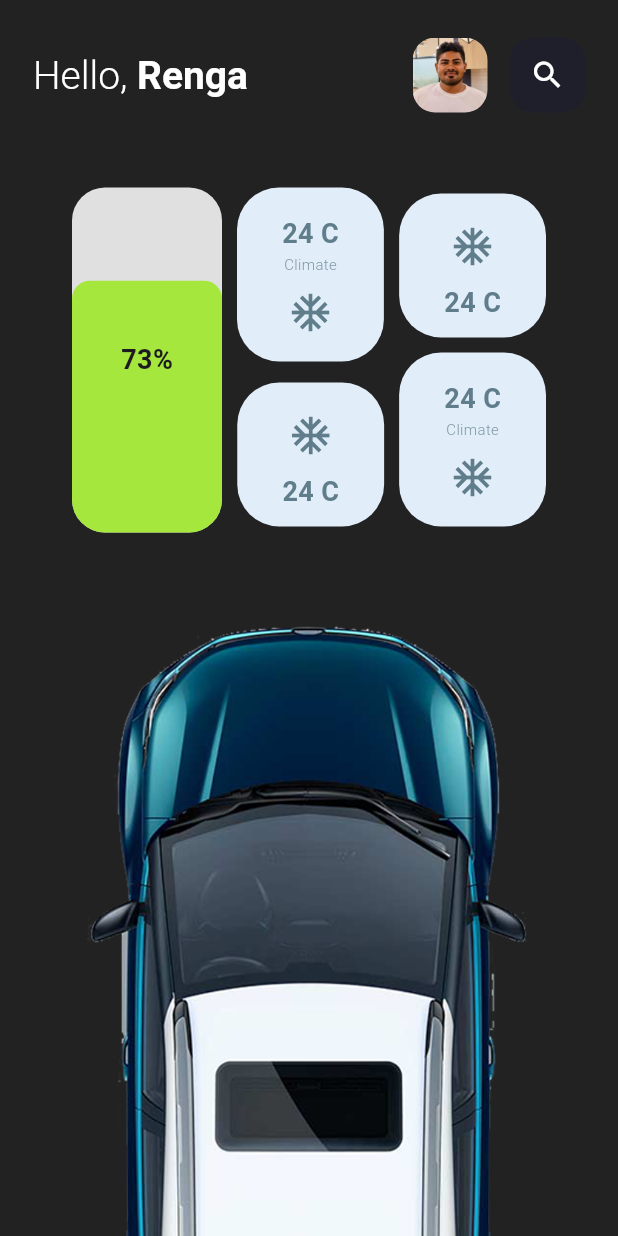
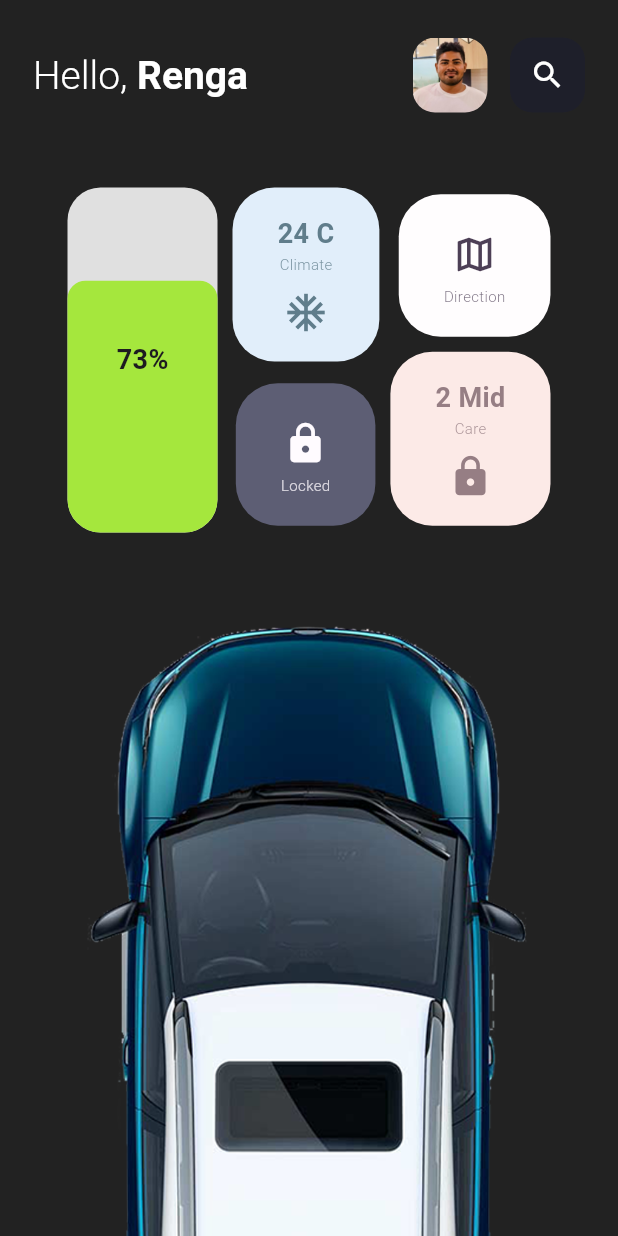
Before and after one commit to rengapraveenx/carUI, a Flutter app: the ControlsScreen screen opened directly, on a phone screen of 412 x 824 dp. Run offline on Flutter 3.47's test engine with Material 3 defaults, Android fonts, the phone set to English and light mode, and no system bars; drawn by our look-alikes of flutter_animate; our stand-ins replace flutter_map, latlong2.

Commit message:
style: control screen UI done 100%

```diff
--- a/lib/screens/controls.dart
+++ b/lib/screens/controls.dart
@@ -21,7 +21,7 @@ class ControlsScreen extends StatelessWidget {
 
             // Control buttons
             Padding(
-              padding: const EdgeInsets.symmetric(horizontal: 48, vertical: 20),
+              padding: const EdgeInsets.symmetric(horizontal: 45, vertical: 20),
               child: Stack(
                 alignment: Alignment.center,
                 children: [
@@ -34,11 +34,13 @@ class ControlsScreen extends StatelessWidget {
                               crossAxisAlignment: CrossAxisAlignment.start,
                               children: [
                                 BatteryWidget(width: 100, height: 230),
+                                //* AC
                                 actionButton(
                                   title: '24 C',
                                   description: 'Climate',
                                   icon: Icons.ac_unit,
                                   bgColor: Color(0xFFE1EEFA),
+                                  fgColor: Colors.blueGrey,
                                   isBigButton: true,
                                 ),
                               ],
@@ -56,11 +58,12 @@ class ControlsScreen extends StatelessWidget {
                               mainAxisAlignment: MainAxisAlignment.end,
                               crossAxisAlignment: CrossAxisAlignment.end,
                               children: [
+                                //* Map
                                 actionButton(
-                                  title: '24 C',
-                                  description: 'Climate',
-                                  icon: Icons.ac_unit,
-                                  bgColor: Color(0xFFE1EEFA),
+                                  description: 'Direction',
+                                  icon: Icons.map_outlined,
+                                  bgColor: Color(0xFFFFFDFE),
+                                  fgColor: Color(0xff4D3F56),
                                   isBigButton: false,
                                 ),
                                 Row(
@@ -68,18 +71,21 @@ class ControlsScreen extends StatelessWidget {
                                   mainAxisAlignment: MainAxisAlignment.end,
                                   crossAxisAlignment: CrossAxisAlignment.end,
                                   children: [
+                                    //* Lock
                                     actionButton(
-                                      title: '24 C',
-                                      description: 'Climate',
-                                      icon: Icons.ac_unit,
-                                      bgColor: Color(0xFFE1EEFA),
+                                      description: 'Locked',
+                                      icon: Icons.lock,
+                                      bgColor: Color(0xFF5D5E74),
+                                      fgColor: Color(0xFFFFFBFF),
                                       isBigButton: false,
                                     ),
+                                    //* Care
                                     actionButton(
-                                      title: '24 C',
-                                      description: 'Climate',
-                                      icon: Icons.ac_unit,
-                                      bgColor: Color(0xFFE1EEFA),
+                                      title: '2 Mid',
+                                      description: 'Care',
+                                      icon: Icons.lock,
+                                      bgColor: Color(0xFFFCEAE7),
+                                      fgColor: Color(0xFF967E84),
                                       isBigButton: true,
                                     ),
                                   ],
@@ -131,10 +137,11 @@ class ControlsScreen extends StatelessWidget {
   }
 
   Widget actionButton({
-    required String title,
-    String? description,
+    String? title,
+    required String description,
     required IconData icon,
     required Color bgColor,
+    required Color fgColor,
     bool isBigButton = true,
   }) {
     return Container(
@@ -151,35 +158,43 @@ class ControlsScreen extends StatelessWidget {
         children: [
           Column(
             children: [
-              if (isBigButton)
+              if (title != null && isBigButton)
                 Text(
                   title,
                   style: TextStyle(
                     fontSize: 18,
                     fontWeight: FontWeight.bold,
-                    color: Colors.blueGrey,
+                    color: fgColor,
                   ),
                 ),
-              if (description != null && isBigButton)
+              if (isBigButton)
                 Text(
                   description,
                   style: TextStyle(
-                    color: Colors.blueGrey.withAlpha(200),
+                    color: fgColor.withAlpha(200),
                     fontWeight: FontWeight.w300,
                     fontSize: 10,
                   ),
                 ),
             ],
           ),
-          if (isBigButton) Icon(icon, color: Colors.blueGrey, size: 30),
-          if (!isBigButton) Icon(icon, color: Colors.blueGrey, size: 30),
+          if (isBigButton) Icon(icon, color: fgColor, size: 30),
           if (!isBigButton)
-            Text(
-              title,
-              style: TextStyle(
-                fontSize: 18,
-                fontWeight: FontWeight.bold,
-                color: Colors.blueGrey,
+            Padding(
+              padding: const EdgeInsets.only(bottom: 10, top: 5),
+              child: Column(
+                spacing: 6,
+                children: [
+                  Icon(icon, color: fgColor, size: 30),
+                  Text(
+                    description,
+                    style: TextStyle(
+                      color: fgColor.withAlpha(200),
+                      fontWeight: FontWeight.w300,
+                      fontSize: 10,
+                    ),
+                  ),
+                ],
               ),
             ),
         ],
```
